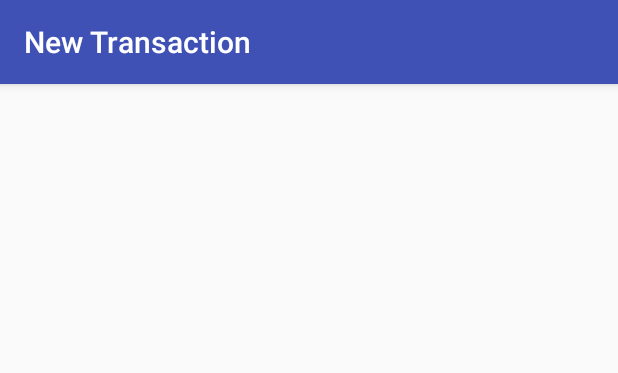
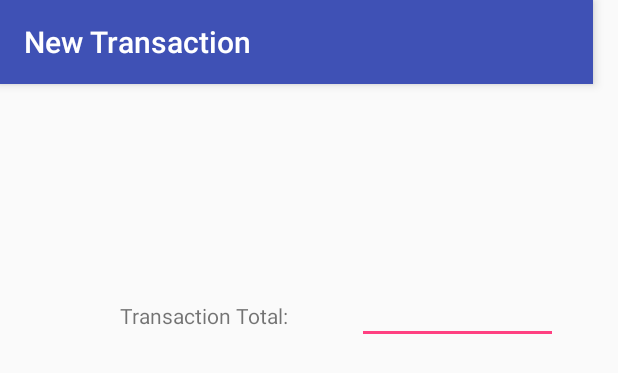
Before and after one commit to rayzhv/spl.it, an Android app: the layout activity_new_txn.xml on its own in the app's theme, with its tools: preview values and no code run, on a phone screen of 412 x 824 dp. Shown: the top 373 px of the screen. Run offline under Robolectric (Android 15) with nearby library versions, the light colour scheme and no system bars.

Commit message:
created enter transaction field in newTxn xml

```diff
--- a/app/src/main/res/layout/activity_new_txn.xml
+++ b/app/src/main/res/layout/activity_new_txn.xml
@@ -1,26 +1,65 @@
 <?xml version="1.0" encoding="utf-8"?>
-<android.support.design.widget.CoordinatorLayout xmlns:android="http://schemas.android.com/apk/res/android"
+<android.support.constraint.ConstraintLayout xmlns:android="http://schemas.android.com/apk/res/android"
     xmlns:app="http://schemas.android.com/apk/res-auto"
     xmlns:tools="http://schemas.android.com/tools"
+    android:id="@+id/coordinatorLayout2"
     android:layout_width="match_parent"
     android:layout_height="match_parent"
     tools:context=".Controllers.newTxn">
 
     <android.support.design.widget.AppBarLayout
-        android:layout_width="match_parent"
+        android:id="@+id/appBarLayout2"
+        android:layout_width="wrap_content"
         android:layout_height="wrap_content"
         android:theme="@style/AppTheme.AppBarOverlay">
 
         <android.support.v7.widget.Toolbar
             android:id="@+id/toolbar"
-            android:layout_width="match_parent"
-            android:layout_height="?attr/actionBarSize"
+            android:layout_width="395dp"
+            android:layout_height="match_parent"
             android:background="?attr/colorPrimary"
             app:popupTheme="@style/AppTheme.PopupOverlay"
             app:title="New Transaction" />
 
     </android.support.design.widget.AppBarLayout>
 
-    <include layout="@layout/content_new_txn" />
+    <include
+        android:id="@+id/include2"
+        layout="@layout/content_new_txn"
+        android:layout_width="384dp"
+        android:layout_height="wrap_content"
+        tools:layout_editor_absoluteX="0dp"
+        tools:layout_editor_absoluteY="0dp" />
 
-</android.support.design.widget.CoordinatorLayout>
+    <TextView
+        android:id="@+id/textView"
+        android:layout_width="wrap_content"
+        android:layout_height="wrap_content"
+        android:layout_marginBottom="8dp"
+        android:layout_marginEnd="8dp"
+        android:layout_marginStart="8dp"
+        android:layout_marginTop="8dp"
+        android:text="Transaction Total:"
+        app:layout_constraintBottom_toBottomOf="parent"
+        app:layout_constraintEnd_toStartOf="@+id/editText"
+        app:layout_constraintHorizontal_bias="0.654"
+        app:layout_constraintStart_toStartOf="parent"
+        app:layout_constraintTop_toTopOf="parent"
+        app:layout_constraintVertical_bias="0.244"
+        tools:text="Transaction Total:" />
+
+    <EditText
+        android:id="@+id/editText"
+        android:layout_width="134dp"
+        android:layout_height="wrap_content"
+        android:layout_marginBottom="8dp"
+        android:layout_marginEnd="40dp"
+        android:layout_marginTop="8dp"
+        android:ems="10"
+        android:inputType="numberDecimal"
+        app:layout_constraintBottom_toBottomOf="parent"
+        app:layout_constraintEnd_toEndOf="parent"
+        app:layout_constraintTop_toTopOf="parent"
+        app:layout_constraintVertical_bias="0.231" />
+
+</android.support.constraint.ConstraintLayout>
```
